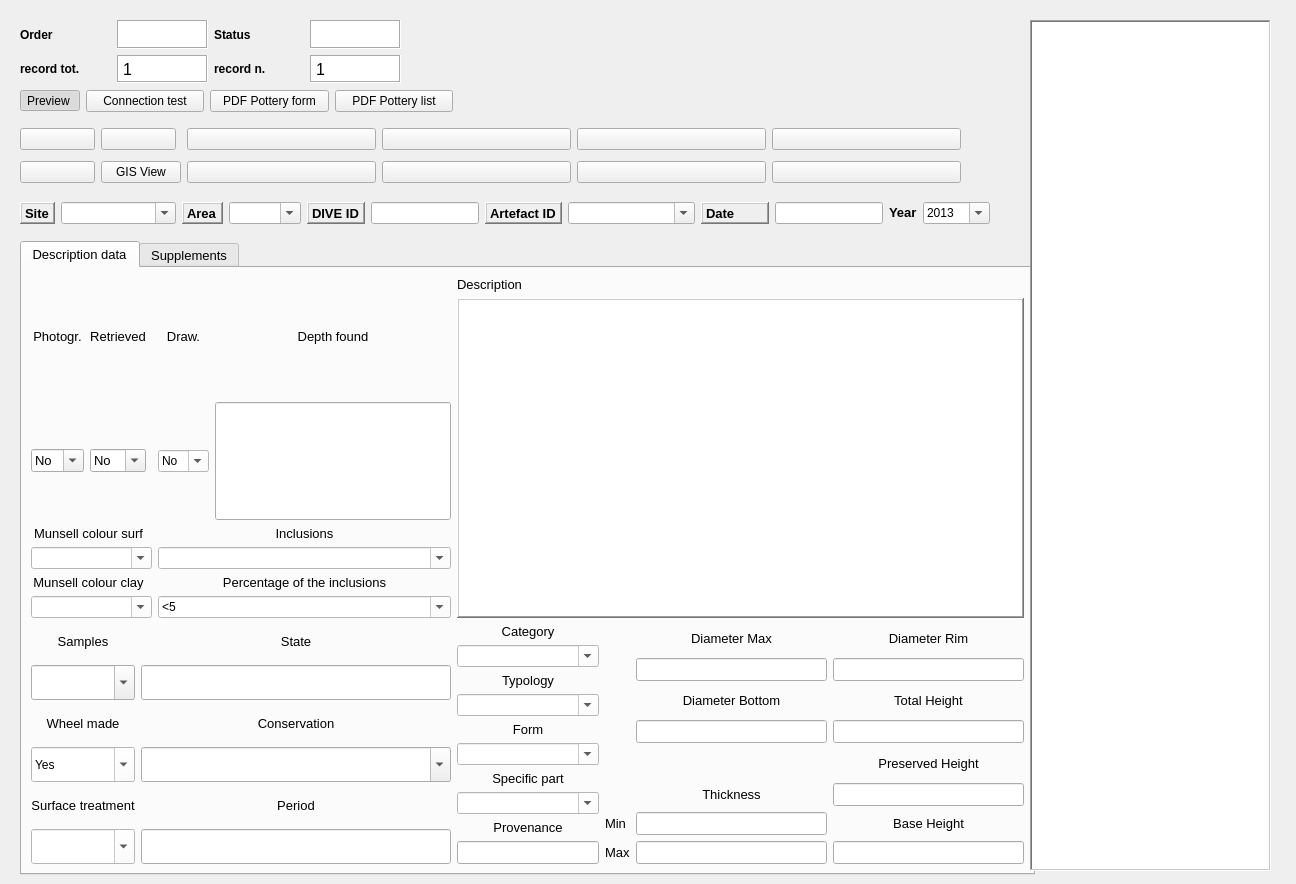
Before: the Qt Designer form gui/ui/pyarchinit_Pottery_ui.ui in enzococca/HFF, drawn with Qt 5.
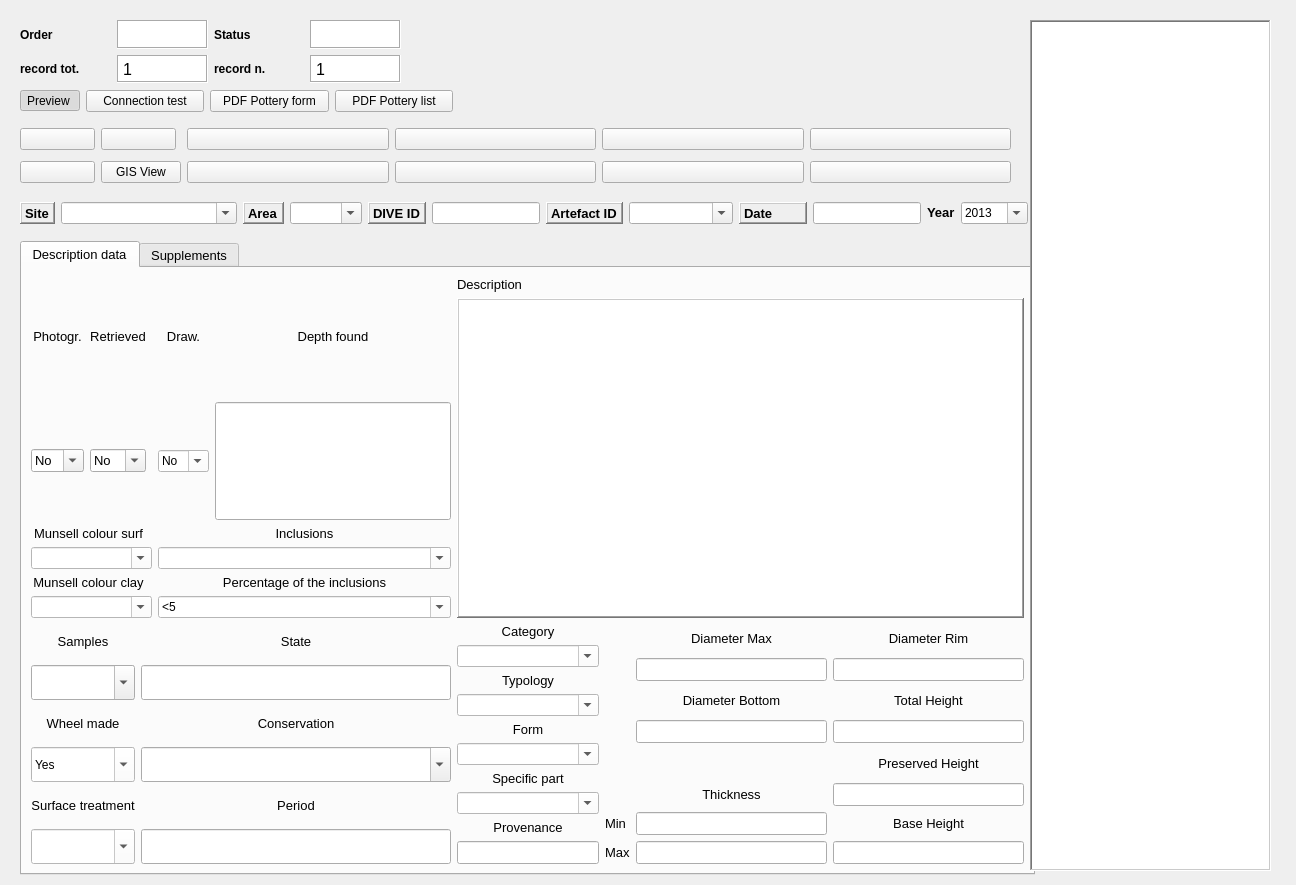
After: the same form once the commit is applied. Icons and pictures are not drawn. Custom widgets are drawn as their Qt base class.

The edit to the form file:
```diff
--- a/gui/ui/pyarchinit_Pottery_ui.ui
+++ b/gui/ui/pyarchinit_Pottery_ui.ui
@@ -10,7 +10,7 @@
     <x>0</x>
     <y>0</y>
     <width>1296</width>
-    <height>884</height>
+    <height>885</height>
    </rect>
   </property>
   <property name="minimumSize">
@@ -1512,7 +1512,7 @@
     <rect>
      <x>20</x>
      <y>123</y>
-     <width>941</width>
+     <width>991</width>
      <height>67</height>
     </rect>
    </property>
@@ -2169,7 +2169,7 @@
     <rect>
      <x>20</x>
      <y>200</y>
-     <width>970</width>
+     <width>1008</width>
      <height>27</height>
     </rect>
    </property>
@@ -2272,7 +2272,7 @@
       </property>
       <property name="minimumSize">
        <size>
-        <width>115</width>
+        <width>176</width>
         <height>0</height>
        </size>
       </property>
@@ -2372,7 +2372,7 @@
       </property>
       <property name="minimumSize">
        <size>
-        <width>127</width>
+        <width>104</width>
         <height>0</height>
        </size>
       </property>
```
